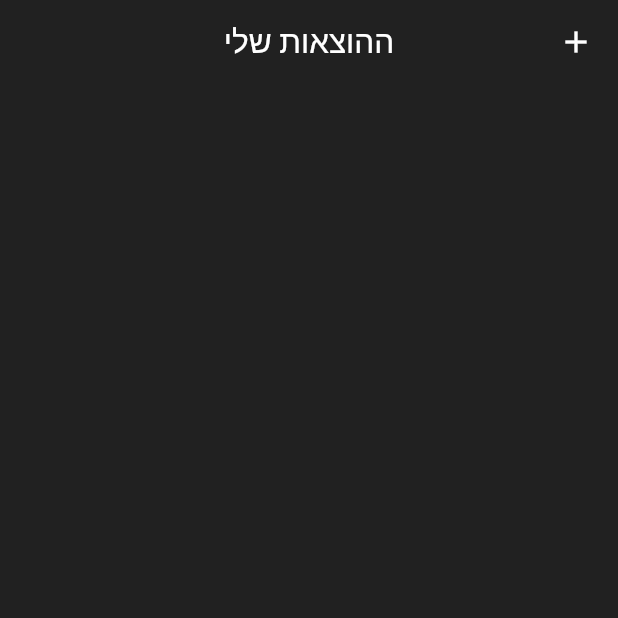
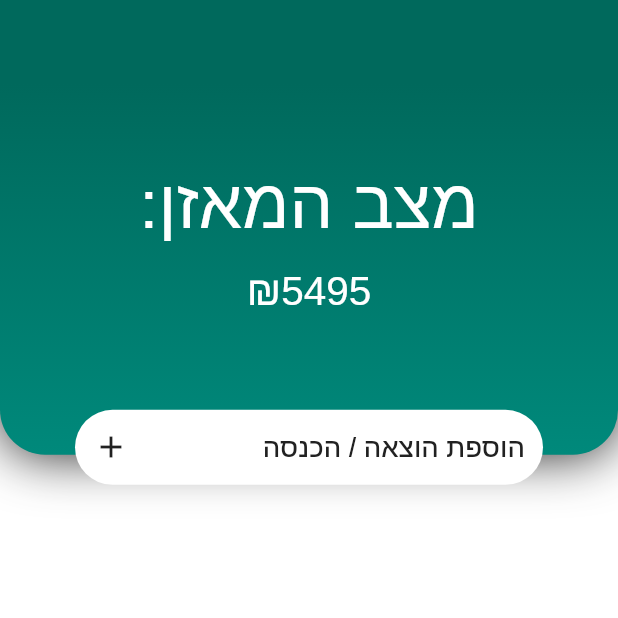
Before and after one commit to AlmegAlmeg/my-expanses-app, a Flutter app: the screen it shows after launch, on a phone screen of 412 x 824 dp, the top half of it. Run offline on Flutter 3.47's test engine with Material 2 defaults, Android fonts, the phone set to English and light mode, and no system bars; our stand-ins replace get.

Commit message:
font added, styles changes

```diff
--- a/lib/config/colors.dart
+++ b/lib/config/colors.dart
@@ -1,5 +1,6 @@
 import 'package:flutter/material.dart';
 
+final Color primary = Colors.teal.shade800;
+final Color secondary = Colors.teal.shade600;
+const Color white = Colors.white;
 final Color grey = Colors.grey.shade900;
-final Color primary = Colors.deepPurple.shade600;
-const Color white = Colors.white;
--- a/lib/home_page.dart
+++ b/lib/home_page.dart
@@ -3,9 +3,8 @@ import 'package:get/get.dart';
 import 'package:myexpenessapp/config/colors.dart';
 import 'package:myexpenessapp/config/font_sizes.dart';
 import 'package:myexpenessapp/controllers/expanse_controller.dart';
-import 'package:myexpenessapp/widgets/add_info_dialog.dart';
-import 'package:myexpenessapp/widgets/customs/custom_button.dart';
 import 'package:myexpenessapp/widgets/customs/custom_text.dart';
+import 'package:myexpenessapp/widgets/home_page_top.dart';
 
 class HomePage extends StatelessWidget {
   HomePage({super.key});
@@ -16,19 +15,24 @@ class HomePage extends StatelessWidget {
   Widget build(BuildContext context) {
     return Scaffold(
       appBar: AppBar(
-        backgroundColor: grey,
+        backgroundColor: primary,
         elevation: 0,
-        title: const CustomText(text: "ההוצאות שלי"),
-        centerTitle: true,
-        leading: CustomButton(
-          child: const Icon(Icons.add),
-          func: () => Get.bottomSheet(const AddInfoDialog()),
+        // title: const CustomText(text: "ההוצאות שלי"),
+        // centerTitle: true,
+        // leading: CustomButton(
+        //   child: const Icon(Icons.add),
+        //   func: () => Get.bottomSheet(const AddInfoDialog()),
+        // ),
       ),
-      ),
-      backgroundColor: grey,
-      body: Obx(() {
+      backgroundColor: white,
+      body: SingleChildScrollView(
+        child: Column(
+          children: [
+            HomePageTop(),
+            Obx(() {
               return ListView.builder(
                 itemCount: ec.expanses.length,
+                shrinkWrap: true,
                 itemBuilder: ((context, i) {
                   return ListTile(
                     title: CustomText(text: ec.expanses[i].info, fontSize: FontSizes.text18),
@@ -41,6 +45,9 @@ class HomePage extends StatelessWidget {
                 }),
               );
             }),
+          ],
+        ),
+      ),
     );
   }
 }
--- a/lib/widgets/customs/custom_button.dart
+++ b/lib/widgets/customs/custom_button.dart
@@ -7,6 +7,8 @@ class CustomButton extends StatelessWidget {
     required this.func,
     this.backgroundColor,
     this.padding,
+    this.width,
+    this.height,
     super.key,
   });
 
@@ -14,17 +16,24 @@ class CustomButton extends StatelessWidget {
   final void Function() func;
   final Color? backgroundColor;
   final EdgeInsets? padding;
+  final double? width;
+  final double? height;
 
   @override
   Widget build(BuildContext context) {
-    return ElevatedButton(
-      onPressed: func,
-      style: ElevatedButton.styleFrom(
-        backgroundColor: backgroundColor ?? grey,
-        elevation: 0,
-        padding: padding,
+    return SizedBox(
+      width: width,
+      height: height,
+      child: ElevatedButton(
+        onPressed: func,
+        style: ElevatedButton.styleFrom(
+          backgroundColor: backgroundColor ?? white,
+          elevation: 0,
+          padding: padding,
+          shape: RoundedRectangleBorder(borderRadius: BorderRadius.circular(100)),
+        ),
+        child: child,
       ),
-      child: child,
     );
   }
 }
--- a/lib/widgets/customs/custom_text.dart
+++ b/lib/widgets/customs/custom_text.dart
@@ -6,14 +6,14 @@ class CustomText extends StatelessWidget {
   const CustomText({
     required this.text,
     this.textAlign = TextAlign.center,
-    this.color = white,
+    this.color,
     this.fontSize = FontSizes.text21,
     super.key,
   });
 
   final String text;
   final TextAlign textAlign;
-  final Color color;
+  final Color? color;
   final double fontSize;
 
   @override
@@ -23,8 +23,9 @@ class CustomText extends StatelessWidget {
       textAlign: textAlign,
       textDirection: TextDirection.rtl,
       style: TextStyle(
-        color: color,
+        color: color ?? grey,
         fontSize: fontSize,
+        fontFamily: "Arimo",
       ),
     );
   }
--- /dev/null
+++ b/lib/widgets/home_page_top.dart
@@ -0,0 +1,59 @@
+import 'package:flutter/material.dart';
+import 'package:myexpenessapp/config/colors.dart';
+import 'package:myexpenessapp/config/font_sizes.dart';
+import 'package:myexpenessapp/config/media_query_variables.dart';
+import 'package:myexpenessapp/widgets/customs/custom_button.dart';
+import 'package:myexpenessapp/widgets/customs/custom_text.dart';
+
+class HomePageTop extends StatelessWidget {
+  const HomePageTop({super.key});
+
+  @override
+  Widget build(BuildContext context) {
+    return Stack(
+      clipBehavior: Clip.none,
+      children: [
+        Container(
+          height: height(context) * 0.3,
+          width: width(context),
+          decoration: BoxDecoration(
+            color: primary,
+            borderRadius: const BorderRadius.vertical(bottom: Radius.circular(30)),
+            boxShadow: [BoxShadow(color: grey, blurRadius: 30)],
+            gradient: LinearGradient(
+              colors: [primary, secondary],
+              begin: Alignment.topCenter,
+              end: Alignment.bottomCenter,
+            ),
+          ),
+          child: Column(
+            mainAxisAlignment: MainAxisAlignment.center,
+            children: const [
+              CustomText(text: "מצב המאזן:", fontSize: FontSizes.text46, color: white),
+              SizedBox(height: 15),
+              CustomText(text: "₪5495", color: white, fontSize: FontSizes.text27),
+              SizedBox(height: 40),
+            ],
+          ),
+        ),
+        Positioned(
+          bottom: -20,
+          left: 50,
+          right: 50,
+          child: CustomButton(
+            func: () {},
+            height: 50,
+            padding: const EdgeInsets.symmetric(horizontal: 12),
+            child: Row(
+              mainAxisAlignment: MainAxisAlignment.spaceBetween,
+              children: [
+                const CustomText(text: "הוספת הוצאה / הכנסה", fontSize: FontSizes.text18),
+                Icon(Icons.add, color: grey),
+              ],
+            ),
+          ),
+        ),
+      ],
+    );
+  }
+}
--- a/pubspec.yaml
+++ b/pubspec.yaml
@@ -75,7 +75,10 @@ flutter:
   # "family" key with the font family name, and a "fonts" key with a
   # list giving the asset and other descriptors for the font. For
   # example:
-  # fonts:
+  fonts:
+    - family: Arimo
+      fonts:
+        - asset: assets/fonts/Arimo-VariableFont_wght.ttf
   #   - family: Schyler
   #     fonts:
   #       - asset: fonts/Schyler-Regular.ttf
```
Also changed, not shown: assets/fonts/Arimo-VariableFont_wght.ttf (added). Lines whose indentation alone changed are shown as unchanged.
